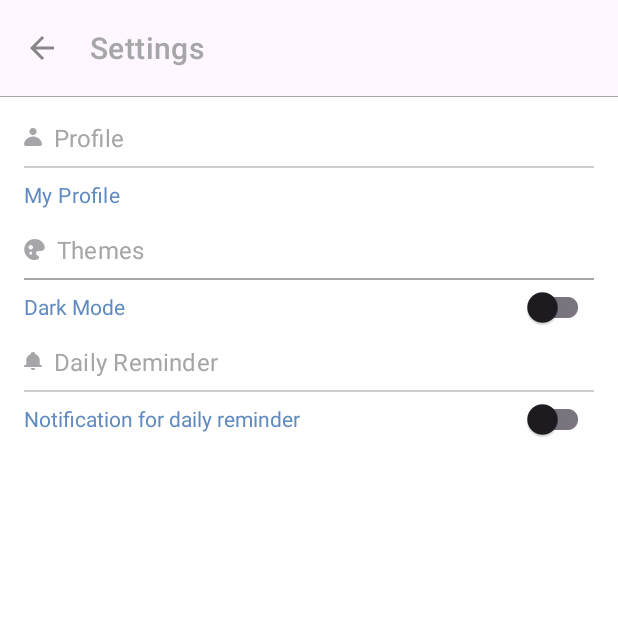
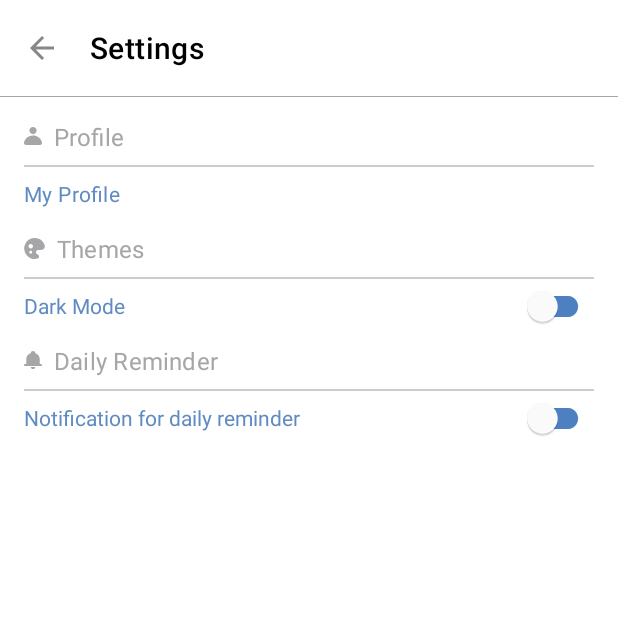
Before and after one commit to Moodify-Project/frontend_moodify, an Android app: the MainActivity screen opened directly, with no data from a screen before it, in the options menu, after a tap on "Settings", on a phone screen of 412 x 824 dp, the top half of it. Run offline under Robolectric (Android 15) with nearby library versions, the phone set to English and light mode, and no system bars; our stand-ins replace navigation-ui; libraries missing offline, so code that uses them is left out: com.auth0.android; network calls fail; pictures from the network do not load.

Commit message:
nyoba notif, fix theme
nyoba

```diff
--- a/app/build.gradle.kts
+++ b/app/build.gradle.kts
@@ -67,5 +67,8 @@ dependencies {
     testImplementation(libs.junit)
     androidTestImplementation(libs.androidx.junit)
     androidTestImplementation(libs.androidx.espresso.core)
+    implementation(libs.volley)
+    implementation(libs.androidx.appcompat)
+    implementation(libs.material.v190)
 
 }
--- a/app/src/main/java/com/example/frontend_moodify/MainActivity.kt
+++ b/app/src/main/java/com/example/frontend_moodify/MainActivity.kt
@@ -33,25 +33,31 @@ class MainActivity : AppCompatActivity() {
         val sharedPreferences = getSharedPreferences("user_settings", MODE_PRIVATE)
         val isDarkMode = sharedPreferences.getBoolean("dark_mode", false)
 
+        // Set dark mode based on user preference
         if (isDarkMode) {
             AppCompatDelegate.setDefaultNightMode(AppCompatDelegate.MODE_NIGHT_YES)
         } else {
             AppCompatDelegate.setDefaultNightMode(AppCompatDelegate.MODE_NIGHT_NO)
         }
 
-        // Inflate layout dan setContentView
+        // Inflate layout and setContentView
         binding = ActivityMainBinding.inflate(layoutInflater)
         setContentView(binding.root)
 
+        // Toolbar setup
         val toolbar: Toolbar = findViewById(R.id.toolbar)
         setSupportActionBar(toolbar)
 
+        // Adjust toolbar colors based on dark mode
         if (isDarkMode) {
             toolbar.setBackgroundColor(ContextCompat.getColor(this, R.color.black))
+            toolbar.setTitleTextColor(ContextCompat.getColor(this, R.color.white))
         } else {
             toolbar.setBackgroundColor(ContextCompat.getColor(this, R.color.white))
+            toolbar.setTitleTextColor(ContextCompat.getColor(this, R.color.black))
         }
 
+        // Set up NavController for navigation between fragments
         val navController = findNavController(R.id.nav_host_fragment_content_main)
         appBarConfiguration = AppBarConfiguration(
             setOf(
@@ -64,22 +70,34 @@ class MainActivity : AppCompatActivity() {
         )
         setupActionBarWithNavController(navController, appBarConfiguration)
 
+        // Setup Bottom Navigation
         val bottomNavigationView: BottomNavigationView = binding.bottomNavigation
         bottomNavigationView.setupWithNavController(navController)
         bottomNavigationView.labelVisibilityMode = NavigationBarView.LABEL_VISIBILITY_LABELED
 
+        // Adjust background color of BottomNavigationView based on dark mode
         if (isDarkMode) {
             bottomNavigationView.setBackgroundColor(ContextCompat.getColor(this, R.color.black))
         } else {
             bottomNavigationView.setBackgroundColor(ContextCompat.getColor(this, R.color.white))
         }
+
+        // Adjust color of the overflow menu icon based on dark mode
+        val menuIcon = toolbar.overflowIcon
+        if (isDarkMode) {
+            menuIcon?.setColorFilter(ContextCompat.getColor(this, R.color.white), android.graphics.PorterDuff.Mode.SRC_IN)
+        } else {
+            menuIcon?.setColorFilter(ContextCompat.getColor(this, R.color.black), android.graphics.PorterDuff.Mode.SRC_IN)
+        }
     }
 
+    // Inflate the options menu in the toolbar
     override fun onCreateOptionsMenu(menu: Menu): Boolean {
         menuInflater.inflate(R.menu.menu_main, menu)
         return true
     }
 
+    // Handle selected menu items
     override fun onOptionsItemSelected(item: MenuItem): Boolean {
         return when (item.itemId) {
             R.id.action_settings -> {
@@ -105,6 +123,7 @@ class MainActivity : AppCompatActivity() {
         }
     }
 
+    // Logout function that clears session and redirects to login
     private fun logout() {
         val sessionManager = SessionManager(this)
         sessionManager.clearSession()
@@ -115,6 +134,7 @@ class MainActivity : AppCompatActivity() {
         finish()
     }
 
+    // Handle navigation up actions
     override fun onSupportNavigateUp(): Boolean {
         val navController = findNavController(R.id.nav_host_fragment_content_main)
         return navController.navigateUp(appBarConfiguration) || super.onSupportNavigateUp()
--- a/app/src/main/java/com/example/frontend_moodify/presentation/ui/settings/SettingActivity.kt
+++ b/app/src/main/java/com/example/frontend_moodify/presentation/ui/settings/SettingActivity.kt
@@ -2,38 +2,92 @@ package com.example.frontend_moodify.presentation.ui.settings
 
 import android.content.SharedPreferences
 import android.os.Bundle
+import android.widget.Toast
 import androidx.appcompat.app.AppCompatActivity
 import androidx.appcompat.widget.SwitchCompat
 import com.example.frontend_moodify.R
 import androidx.appcompat.app.AppCompatDelegate
+import com.example.frontend_moodify.data.remote.network.ApiService
+import com.example.frontend_moodify.data.remote.network.ScheduleRequest
+import kotlinx.coroutines.CoroutineScope
+import kotlinx.coroutines.Dispatchers
+import kotlinx.coroutines.launch
+import kotlinx.coroutines.withContext
+import retrofit2.Retrofit
+import retrofit2.converter.gson.GsonConverterFactory
 
 class SettingActivity : AppCompatActivity() {
 
     private lateinit var darkModeSwitch: SwitchCompat
+    private lateinit var dailyReminderSwitch: SwitchCompat
     private lateinit var sharedPreferences: SharedPreferences
+    private lateinit var retrofit: Retrofit
+    private lateinit var apiService: ApiService
 
     override fun onCreate(savedInstanceState: Bundle?) {
         super.onCreate(savedInstanceState)
         setContentView(R.layout.activity_settings)
 
+        // Setup UI
         darkModeSwitch = findViewById(R.id.dark_mode_switch)
+        dailyReminderSwitch = findViewById(R.id.notification_switch)
 
+        // Setup SharedPreferences
         sharedPreferences = getSharedPreferences("user_settings", MODE_PRIVATE)
 
+        // Initialize Retrofit
+        retrofit = Retrofit.Builder()
+            .baseUrl("http://35.219.12.145/") // Sesuaikan URL server
+            .addConverterFactory(GsonConverterFactory.create())
+            .build()
+        apiService = retrofit.create(ApiService::class.java)
+
+        // Dark Mode: Load from SharedPreferences
         val isDarkMode = sharedPreferences.getBoolean("dark_mode", false)
         darkModeSwitch.isChecked = isDarkMode
+        if (isDarkMode) {
+            AppCompatDelegate.setDefaultNightMode(AppCompatDelegate.MODE_NIGHT_YES)
+        } else {
+            AppCompatDelegate.setDefaultNightMode(AppCompatDelegate.MODE_NIGHT_NO)
+        }
 
+        // Listener untuk Dark Mode
         darkModeSwitch.setOnCheckedChangeListener { _, isChecked ->
+            val editor = sharedPreferences.edit()
+            editor.putBoolean("dark_mode", isChecked)
+            editor.apply()
 
             if (isChecked) {
                 AppCompatDelegate.setDefaultNightMode(AppCompatDelegate.MODE_NIGHT_YES)
             } else {
                 AppCompatDelegate.setDefaultNightMode(AppCompatDelegate.MODE_NIGHT_NO)
             }
+        }
 
-            val editor = sharedPreferences.edit()
-            editor.putBoolean("dark_mode", isChecked)
-            editor.apply()
+        // Daily Reminder: Listener untuk mengatur status
+        dailyReminderSwitch.setOnCheckedChangeListener { _, isChecked ->
+            CoroutineScope(Dispatchers.IO).launch {
+                try {
+                    val request = ScheduleRequest(isActive = isChecked)
+                    val response = apiService.setNotificationSchedule(request)
+
+                    // Handle response
+                    if (response.isSuccessful) {
+                        withContext(Dispatchers.Main) {
+                            Toast.makeText(applicationContext, "Setting updated!", Toast.LENGTH_SHORT).show()
+                        }
+                    } else {
+                        withContext(Dispatchers.Main) {
+                            Toast.makeText(applicationContext, "Failed to update setting", Toast.LENGTH_SHORT).show()
+                        }
+                    }
+                } catch (e: Exception) {
+                    // Handle error, such as network issues
+                    withContext(Dispatchers.Main) {
+                        Toast.makeText(applicationContext, "Error: ${e.message}", Toast.LENGTH_SHORT).show()
+                    }
+                }
+            }
         }
     }
 }
--- a/app/src/main/res/layout/activity_bookmark.xml
+++ b/app/src/main/res/layout/activity_bookmark.xml
@@ -13,7 +13,6 @@
         android:layout_height="?attr/actionBarSize"
         android:elevation="4dp"
         app:navigationIcon="@drawable/ic_back_grey"
-        app:titleTextColor="@color/light_grey"
         app:title="@string/favorite_articles"
         app:titleTextAppearance="@style/TextAppearance.MaterialComponents.Headline6" />
 
@@ -29,7 +28,7 @@
         android:layout_height="match_parent"
         android:fillViewport="true">
 
-        <LinearLayout
+         <LinearLayout
             android:layout_width="match_parent"
             android:layout_height="wrap_content"
             android:orientation="vertical">
--- a/app/src/main/res/layout/activity_settings.xml
+++ b/app/src/main/res/layout/activity_settings.xml
@@ -6,33 +6,30 @@
     android:layout_height="match_parent"
     tools:context=".presentation.ui.settings.SettingActivity">
 
-    <com.google.android.material.appbar.AppBarLayout
-        android:layout_width="match_parent"
-        android:layout_height="wrap_content"
-        android:theme="@style/ThemeOverlay.MaterialComponents.Dark.ActionBar">
-
+    <!-- MaterialToolbar -->
     <com.google.android.material.appbar.MaterialToolbar
-            android:id="@+id/toolbar"
+        android:id="@+id/topAppBar"
         android:layout_width="match_parent"
         android:layout_height="?attr/actionBarSize"
         android:elevation="4dp"
         app:navigationIcon="@drawable/ic_back_grey"
         app:title="@string/setting_title"
-            app:titleTextColor="@color/light_grey"
         app:titleTextAppearance="@style/TextAppearance.MaterialComponents.Headline6" />
 
+    <!-- Divider below the toolbar -->
     <View
         android:layout_width="match_parent"
         android:layout_height="0.5dp"
-            android:background="@color/light_grey" />
-    </com.google.android.material.appbar.AppBarLayout>
+        android:background="@color/light_grey"
+        android:layout_marginTop="?attr/actionBarSize" />
 
-
+    <!-- Main content layout inside CoordinatorLayout -->
     <androidx.constraintlayout.widget.ConstraintLayout
         android:layout_width="match_parent"
         android:layout_height="match_parent"
         android:paddingHorizontal="16dp"
-        app:layout_behavior="@string/appbar_scrolling_view_behavior">
+        app:layout_behavior="@string/appbar_scrolling_view_behavior"
+        android:layout_marginTop="?attr/actionBarSize">
 
         <!-- Profile Section -->
         <TextView
@@ -48,6 +45,7 @@
             app:layout_constraintTop_toTopOf="parent"
             android:layout_marginTop="16dp" />
 
+        <!-- Divider for profile section -->
         <View
             android:id="@+id/profile_separator"
             android:layout_width="0dp"
@@ -58,6 +56,7 @@
             app:layout_constraintEnd_toEndOf="parent"
             android:layout_marginVertical="8dp" />
 
+        <!-- Link to profile -->
         <TextView
             android:id="@+id/profile_link"
             android:layout_width="wrap_content"
@@ -83,16 +82,18 @@
             app:layout_constraintStart_toStartOf="parent"
             android:layout_marginTop="16dp" />
 
+        <!-- Divider for themes section -->
         <View
             android:id="@+id/themes_separator"
             android:layout_width="0dp"
             android:layout_height="1dp"
-            android:background="@color/light_grey"
+            android:background="@color/grey_line"
             app:layout_constraintTop_toBottomOf="@id/themes_title"
             app:layout_constraintStart_toStartOf="parent"
             app:layout_constraintEnd_toEndOf="parent"
             android:layout_marginVertical="8dp" />
 
+        <!-- Dark Mode Switch -->
         <TextView
             android:id="@+id/dark_mode_text"
             android:layout_width="0dp"
@@ -109,6 +110,8 @@
             android:layout_width="wrap_content"
             android:layout_height="wrap_content"
             app:layout_constraintEnd_toEndOf="parent"
+            app:thumbTint="@color/white"
+            app:trackTint="@color/blue"
             app:layout_constraintBaseline_toBaselineOf="@id/dark_mode_text"
             android:layout_marginStart="8dp" />
 
@@ -126,6 +129,7 @@
             app:layout_constraintStart_toStartOf="parent"
             android:layout_marginTop="16dp" />
 
+        <!-- Divider for daily reminder section -->
         <View
             android:id="@+id/daily_separator"
             android:layout_width="0dp"
@@ -136,6 +140,7 @@
             app:layout_constraintEnd_toEndOf="parent"
             android:layout_marginVertical="8dp" />
 
+        <!-- Notification Text -->
         <TextView
             android:id="@+id/notification_text"
             android:layout_width="0dp"
@@ -147,11 +152,14 @@
             app:layout_constraintEnd_toStartOf="@id/notification_switch"
             android:layout_marginTop="8dp" />
 
+        <!-- Notification Switch -->
         <androidx.appcompat.widget.SwitchCompat
             android:id="@+id/notification_switch"
             android:layout_width="wrap_content"
             android:layout_height="wrap_content"
             app:layout_constraintEnd_toEndOf="parent"
+            app:thumbTint="@color/white"
+            app:trackTint="@color/blue"
             app:layout_constraintBaseline_toBaselineOf="@id/notification_text"
             android:layout_marginStart="8dp" />
 
--- a/app/src/main/res/layout/fragment_create_journal.xml
+++ b/app/src/main/res/layout/fragment_create_journal.xml
@@ -29,7 +29,6 @@
             android:layout_height="wrap_content"
             android:text="@string/text_done"
         android:textSize="14sp"
-        android:textColor="@color/light_grey"
         app:layout_constraintTop_toTopOf="parent"
         app:layout_constraintEnd_toEndOf="parent"
         android:paddingEnd="16dp"
@@ -45,7 +44,6 @@
             app:layout_constraintEnd_toEndOf="parent"
             app:layout_constraintBottom_toBottomOf="parent"
             app:layout_constraintVertical_bias="0.5"
-            app:boxStrokeColor="@color/light_grey"
             android:layout_margin="16dp">
 
             <com.google.android.material.textfield.TextInputEditText
@@ -53,8 +51,6 @@
                 android:layout_width="match_parent"
                 android:layout_height="match_parent"
                 android:hint="@string/input_hint"
-            android:textColor="@color/light_grey"
-            android:textColorHint="@color/grey"
             android:backgroundTint="@android:color/transparent"
             android:gravity="top"/>
 
--- a/app/src/main/res/values-night/themes.xml
+++ b/app/src/main/res/values-night/themes.xml
@@ -1,22 +1,31 @@
 <resources xmlns:tools="http://schemas.android.com/tools">
+    <!-- Pengaturan tema gelap -->
     <style name="Base.Theme.Frontend_moodify" parent="Theme.Material3.DayNight.NoActionBar">
-        <!-- Pengaturan tema gelap -->
-        <item name="colorPrimary">@color/blue</item> <!-- Pastikan warna ini sesuai -->
-        <item name="colorPrimaryVariant">@color/dark_blue</item>
-        <item name="colorOnPrimary">@android:color/white</item>
-        <item name="colorSecondary">@color/medium_blue</item>
-        <item name="colorOnSecondary">@android:color/white</item>
-        <item name="android:statusBarColor">@color/dark_blue</item>
-        <item name="android:navigationBarColor">@color/navigationBarColorDark</item>
-        <item name="android:textColorPrimary">@color/white</item>
-        <item name="android:textColorSecondary">@color/grey</item>
-        <item name="colorControlNormal">@color/nav_colors_dark</item> <!-- Sesuaikan dengan warna navigasi gelap -->
-        <item name="android:windowBackground">@color/black</item> <!-- Splash background -->
+        <item name="colorPrimary">@color/blue</item> <!-- Biru terang -->
+        <item name="colorPrimaryVariant">@color/dark_blue</item> <!-- Biru tua -->
+        <item name="colorOnPrimary">@android:color/white</item> <!-- Teks di atas primary color -->
+        <item name="colorSecondary">@color/medium_blue</item> <!-- Biru medium untuk elemen sekunder -->
+        <item name="colorOnSecondary">@android:color/white</item> <!-- Teks di atas warna sekunder -->
+        <item name="android:statusBarColor">@color/dark_blue</item> <!-- Status bar berwarna biru tua -->
+        <item name="android:navigationBarColor">@color/navigationBarColorDark</item> <!-- Warna bar navigasi untuk mode gelap -->
+        <item name="android:textColorPrimary">@color/white</item> <!-- Teks utama putih -->
+        <item name="android:textColorSecondary">@color/grey</item> <!-- Teks sekunder abu-abu -->
+        <item name="colorControlNormal">@color/nav_colors_dark</item> <!-- Warna ikon navigasi gelap -->
+        <item name="android:windowBackground">@color/black</item> <!-- Latar belakang hitam -->
+        <item name="android:popupMenuStyle">@style/PopupMenuDark</item> <!-- Menu Popup gelap -->
     </style>
 
     <style name="Theme.Frontend_moodify" parent="Base.Theme.Frontend_moodify" />
+
+    <!-- Splash Screen Theme -->
     <style name="Theme.Splash" parent="Theme.AppCompat.NoActionBar">
-        <item name="android:windowBackground">@color/black</item> <!-- Splash background -->
-        <item name="android:statusBarColor">@android:color/transparent</item>
+        <item name="android:windowBackground">@color/black</item> <!-- Latar belakang splash screen hitam -->
+        <item name="android:statusBarColor">@android:color/transparent</item> <!-- Status bar transparan saat splash -->
+    </style>
+
+    <!-- Popup Menu Style (Dark) -->
+    <style name="PopupMenuDark" parent="Widget.AppCompat.PopupMenu">
+        <item name="android:popupBackground">@color/black</item> <!-- Black background for dark mode -->
+        <item name="android:textColor">@android:color/white</item> <!-- White text color -->
     </style>
 </resources>
--- a/app/src/main/res/values/themes.xml
+++ b/app/src/main/res/values/themes.xml
@@ -1,6 +1,6 @@
 <resources xmlns:tools="http://schemas.android.com/tools">
+    <!-- Pengaturan tema terang -->
     <style name="Base.Theme.Frontend_moodify" parent="Theme.Material3.DayNight.NoActionBar">
-        <!-- Pengaturan tema terang -->
         <item name="colorPrimary">@color/blue</item> <!-- Biru terang -->
         <item name="colorPrimaryVariant">@color/light_blue</item> <!-- Biru muda -->
         <item name="colorOnPrimary">@android:color/black</item> <!-- Teks di atas primary color -->
@@ -12,11 +12,20 @@
         <item name="android:textColorSecondary">@color/grey</item> <!-- Teks sekunder abu-abu -->
         <item name="colorControlNormal">@color/nav_colors</item> <!-- Warna ikon navigasi -->
         <item name="android:windowBackground">@color/white</item> <!-- Latar belakang putih -->
+        <item name="android:popupMenuStyle">@style/PopupMenuLight</item> <!-- Menu Popup terang -->
     </style>
 
     <style name="Theme.Frontend_moodify" parent="Base.Theme.Frontend_moodify" />
+
+    <!-- Splash Screen Theme -->
     <style name="Theme.Splash" parent="Theme.AppCompat.NoActionBar">
         <item name="android:windowBackground">@color/white</item> <!-- Latar belakang splash screen -->
         <item name="android:statusBarColor">@android:color/transparent</item> <!-- Status bar transparan saat splash -->
     </style>
+
+    <!-- Popup Menu Style (Light) -->
+    <style name="PopupMenuLight" parent="Widget.AppCompat.PopupMenu">
+        <item name="android:popupBackground">@color/white</item> <!-- White background for light mode -->
+        <item name="android:textColor">@android:color/black</item> <!-- Black text color -->
+    </style>
 </resources>
--- a/gradle/libs.versions.toml
+++ b/gradle/libs.versions.toml
@@ -12,6 +12,7 @@ kotlinxCoroutinesAndroidVersion = "1.9.0"
 loggingInterceptor = "4.11.0"
 material = "1.12.0"
 constraintlayout = "2.2.0"
+materialVersion = "1.9.0"
 navigationFragmentKtx = "2.8.4"
 navigationUiKtx = "2.8.4"
 pagingRuntime = "3.3.4"
@@ -20,6 +21,7 @@ okhttp = "4.12.0"
 glide = "4.16.0"
 lifecycleLivedataKtx = "2.8.7"
 converterGson = "2.9.0"
+volley = "1.2.1"
 
 [libraries]
 androidx-core-ktx = { group = "androidx.core", name = "core-ktx", version.ref = "coreKtx" }
@@ -39,9 +41,11 @@ androidx-navigation-ui-ktx = { group = "androidx.navigation", name = "navigation
 androidx-lifecycle-viewmodel-ktx = { module = "androidx.lifecycle:lifecycle-viewmodel-ktx", version.ref = "lifecycleLivedataKtx" }
 androidx-lifecycle-livedata-ktx = { module = "androidx.lifecycle:lifecycle-livedata-ktx", version.ref = "lifecycleLivedataKtx" }
 glide = { module = "com.github.bumptech.glide:glide", version.ref = "glide" }
+material-v190 = { module = "com.google.android.material:material", version.ref = "materialVersion" }
 retrofit2-converter-gson = { module = "com.squareup.retrofit2:converter-gson", version.ref = "converterGson" }
 retrofit = { module = "com.squareup.retrofit2:retrofit", version.ref = "retrofit" }
 okhttp = { module = "com.squareup.okhttp3:okhttp", version.ref = "okhttp" }
+volley = { module = "com.android.volley:volley", version.ref = "volley" }
 
 [plugins]
 android-application = { id = "com.android.application", version.ref = "agp" }
```
Also changed, not shown: app/src/main/java/com/example/frontend_moodify/data/remote/network/ApiService.kt (added, +12 -0 lines), app/src/main/res/layout/activity_profile.xml (+7 -24 lines). Lines whose indentation alone changed are shown as unchanged.
